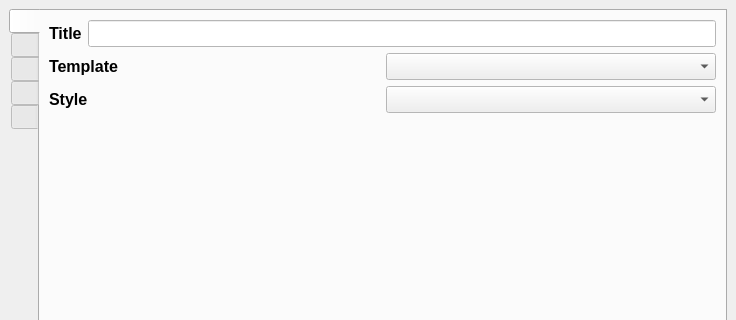
This is story/story_dockwidget_base.ui in klakar/scheherazade as Qt 5 draws it before an edit; both pictures show x 0 to 736 and y 0 to 320 of the 736 by 1219 pixel window. The edited form follows.
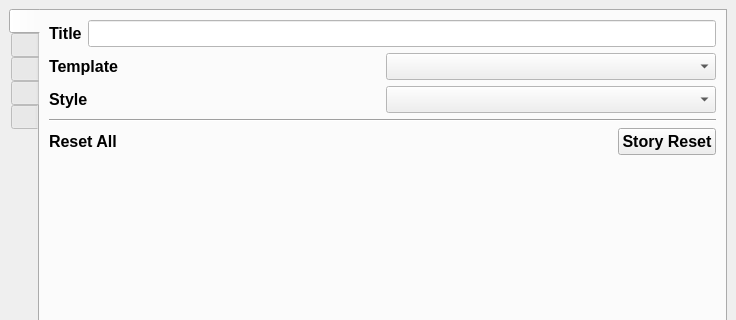
This is the edited form. The open tabs and pages were chosen to show the change. Icons and pictures are not drawn.

The edit to the form file:
```diff
--- a/story/story_dockwidget_base.ui
+++ b/story/story_dockwidget_base.ui
@@ -389,6 +389,44 @@
             </item>
            </layout>
           </item>
+          <item>
+           <widget class="Line" name="line">
+            <property name="orientation">
+             <enum>Qt::Horizontal</enum>
+            </property>
+           </widget>
+          </item>
+          <item>
+           <layout class="QHBoxLayout" name="horizontalLayout_10">
+            <item>
+             <widget class="QLabel" name="lblStoryClear">
+              <property name="text">
+               <string>Reset All</string>
+              </property>
+             </widget>
+            </item>
+            <item>
+             <spacer name="horizontalSpacer_3">
+              <property name="orientation">
+               <enum>Qt::Horizontal</enum>
+              </property>
+              <property name="sizeHint" stdset="0">
+               <size>
+                <width>40</width>
+                <height>20</height>
+               </size>
+              </property>
+             </spacer>
+            </item>
+            <item>
+             <widget class="QPushButton" name="btnStoryReset">
+              <property name="text">
+               <string>Story Reset</string>
+              </property>
+             </widget>
+            </item>
+           </layout>
+          </item>
           <item>
            <spacer name="verticalSpacer_3">
             <property name="orientation">
```
Left out of the diff: 44 changed lines with no effect on the pictures.
